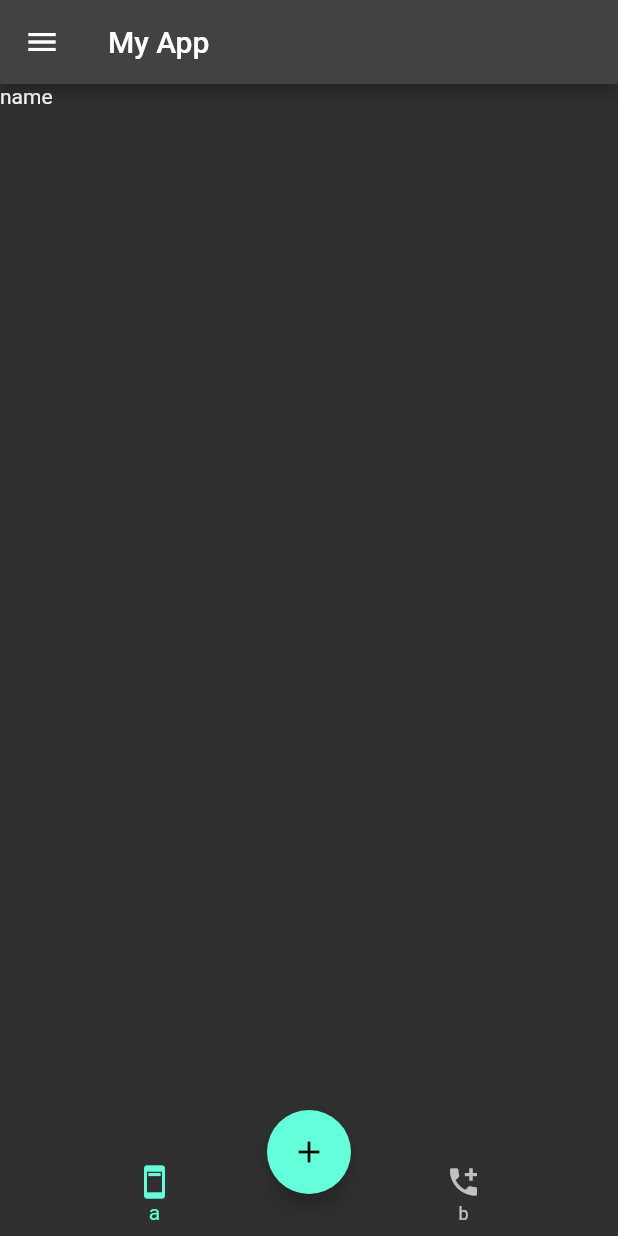
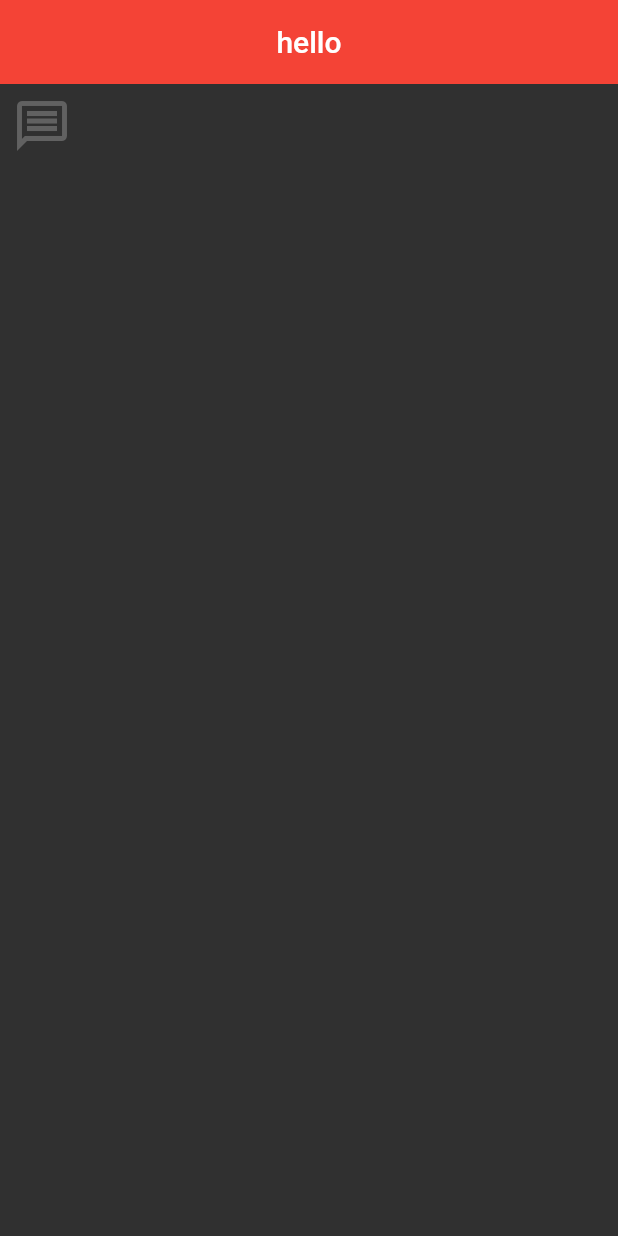
Before and after one commit to demeett/flutter_learning, a Flutter app: the screen it shows after launch, on a phone screen of 412 x 824 dp. Run offline on Flutter 3.47's test engine with Material 2 defaults, Android fonts, the phone set to English and light mode, and no system bars.

Commit message:
Button, ThemeData çalışıldı.

```diff
--- /dev/null
+++ b/lib/101/icon_learn.dart
@@ -0,0 +1,34 @@
+import 'package:flutter/material.dart';
+
+class IconLearnView extends StatelessWidget {
+  const IconLearnView({Key? key}) : super(key: key);
+
+  @override
+  Widget build(BuildContext context) {
+    return Scaffold(
+      appBar: AppBar(title: Text('hello')),
+      body: Column(
+        children: [
+          IconButton(
+              onPressed: () {},
+              icon: Icon(Icons.message_outlined,
+                  color: Theme.of(context)
+                      .colorScheme
+                      .background, //theme.of kullanmak önemli çünkü asıl tema beyaza dönerse ona göre rengimiz belirlenecek
+                  size: IconSize()
+                      .iconSmall) //outlined tarzı kullanmaya özen göster.
+
+              )
+        ],
+      ),
+    );
+  }
+}
+
+class IconSize {
+  final double iconSmall = 40;
+}
+
+class IconColors {
+  final Color froly = Color(0xffED6140);
+}
--- a/lib/main.dart
+++ b/lib/main.dart
@@ -1,7 +1,11 @@
 import 'package:flutter/material.dart';
+import 'package:flutter/services.dart';
 import 'package:flutter_learning/101/text_learn.dart';
 
+import '101/app_bar.dart';
+import '101/button_learn.dart';
 import '101/container_sized_box.dart';
+import '101/icon_learn.dart';
 import '101/scaffold_learn.dart';
 
 void main() {
@@ -16,10 +20,18 @@ class MyApp extends StatelessWidget {
   Widget build(BuildContext context) {
     return MaterialApp(
       title: 'Flutter Demo',
-      theme: ThemeData(primarySwatch: Colors.blue, brightness: Brightness.dark),
+      theme: ThemeData.dark().copyWith(
+          appBarTheme: const AppBarTheme(
+              centerTitle:
+                  true, //ortada başlamasını sağlar . Önemli bir detaydır.
+              backgroundColor: Colors.red,
+              elevation: 0, //background sıfırlamaya yarıyor.
+              systemOverlayStyle: SystemUiOverlayStyle
+                  .light // programın dışında kalan saat , wifi gibi alanları light yapıyor.
+              )),
       debugShowCheckedModeBanner:
           false, //projeden otomatik gelen appbar yapısını kaldırır.
-      home: ScaffoldLearnView(),
+      home: IconLearnView(),
     );
   }
 }
```
Also changed, not shown: lib/101/app_bar.dart (added, +23 -0 lines), lib/101/button_learn.dart (added, +62 -0 lines).
